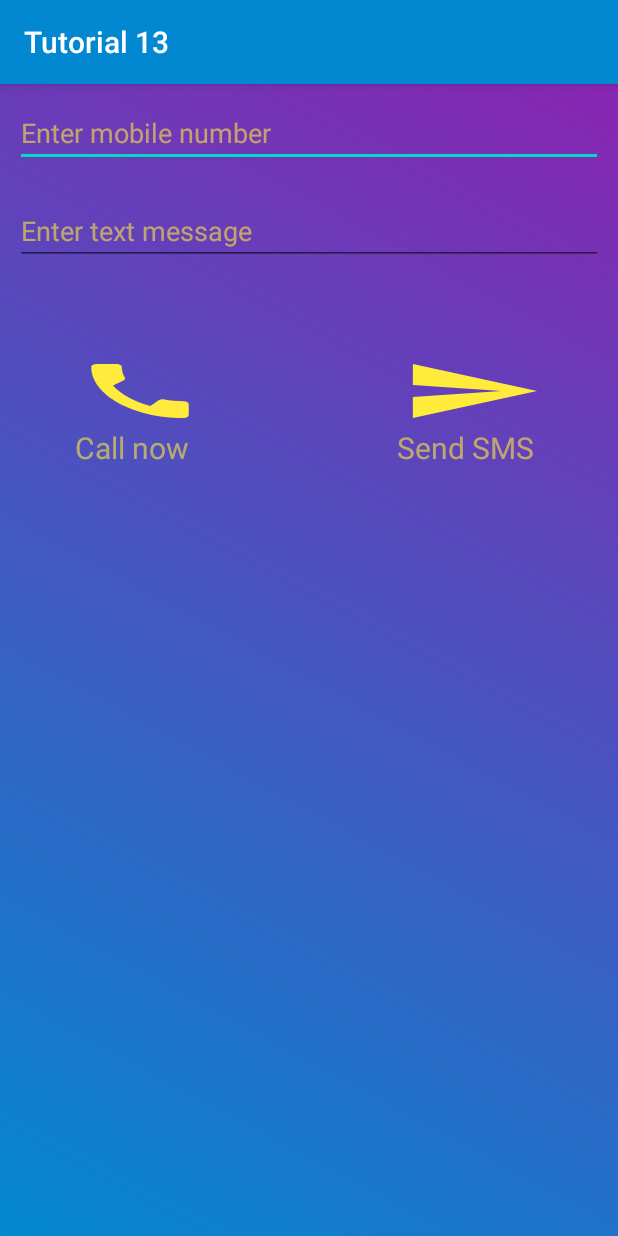
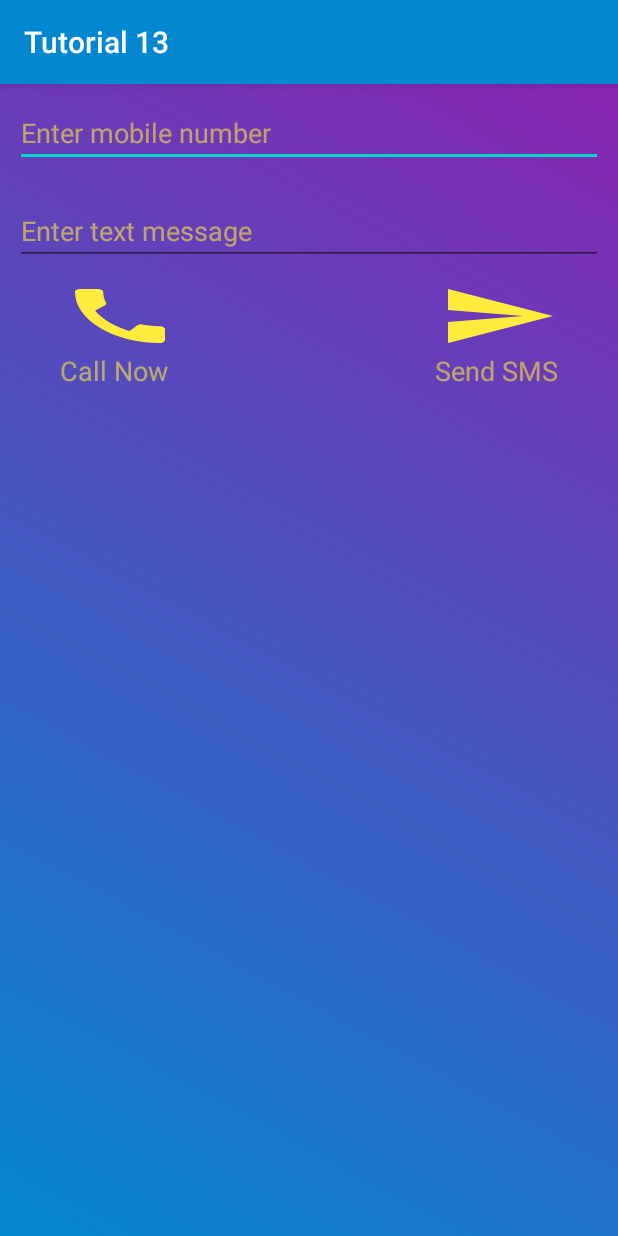
Before and after one commit to TheChiragRathod/Android_Tutorial_13, an Android app: the screen it shows after launch (MainActivity), on a phone screen of 412 x 824 dp. Run offline under Robolectric (Android 15) with nearby library versions, the phone set to English and light mode, and no system bars.

Commit message:
fixed buttons layouts.

```diff
--- a/app/src/main/res/layout/activity_main.xml
+++ b/app/src/main/res/layout/activity_main.xml
@@ -38,65 +38,54 @@
             android:textColor="@color/colorText"
             android:textColorHint="@color/colorTextHidden" />
 
-        <LinearLayout
+
+        <RelativeLayout
             android:layout_width="match_parent"
-            android:layout_height="wrap_content"
-            android:layout_marginTop="50dp"
-            android:orientation="horizontal">
+            android:layout_height="wrap_content">
 
             <Button
-                android:id="@+id/button2"
+                android:id="@+id/btnCall"
                 android:layout_width="80dp"
                 android:layout_height="wrap_content"
-                android:layout_marginLeft="50dp"
-                android:layout_weight="1"
+                android:layout_alignParentLeft="true"
+                android:layout_marginLeft="40dp"
                 android:background="@drawable/icon_call" />
 
-            <Space
-                android:layout_width="124dp"
-                android:layout_height="match_parent"
-                android:layout_weight="1" />
+            <Button
+                android:id="@+id/btnSMS"
+                android:layout_width="80dp"
+                android:layout_height="wrap_content"
 
-            <Button
-                android:id="@+id/button3"
+                android:layout_alignParentRight="true"
+                android:layout_marginRight="40dp"
+                android:background="@drawable/icon_send_sms" />
+
+        </RelativeLayout>
+
+        <RelativeLayout
+            android:layout_width="match_parent"
+            android:layout_height="match_parent">
+
+            <TextView
+                android:id="@+id/textView8"
                 android:layout_width="wrap_content"
                 android:layout_height="wrap_content"
-                android:layout_marginRight="50dp"
-                android:layout_weight="1"
-                android:background="@drawable/icon_send_sms" />
-        </LinearLayout>
-
-        <LinearLayout
-            android:layout_width="match_parent"
-            android:layout_height="wrap_content"
-            android:orientation="horizontal">
+                android:layout_alignParentLeft="true"
+                android:layout_marginLeft="40dp"
+                android:text="Call Now"
+                android:textColor="@color/colorTextHidden"
+                android:textSize="18sp" />
 
             <TextView
-                android:id="@+id/txthintCall"
-                android:layout_width="80dp"
-                android:layout_height="wrap_content"
-                android:layout_marginLeft="50dp"
-                android:layout_weight="1"
-                android:text="Call now"
-                android:textColor="@color/colorTextHidden"
-                android:textColorHint="@color/colorTextHidden"
-                android:textSize="20dp" />
-
-            <Space
-                android:layout_width="124dp"
-                android:layout_height="match_parent"
-                android:layout_weight="1" />
-
-            <TextView
-                android:id="@+id/txthintSMS"
+                android:id="@+id/textView9"
                 android:layout_width="wrap_content"
                 android:layout_height="wrap_content"
-                android:layout_marginRight="50dp"
-                android:layout_weight="1"
+                android:layout_alignParentRight="true"
+                android:layout_marginRight="40dp"
                 android:text="Send SMS"
                 android:textColor="@color/colorTextHidden"
-                android:textSize="20dp" />
-        </LinearLayout>
+                android:textSize="18sp" />
+        </RelativeLayout>
 
     </LinearLayout>
 </androidx.constraintlayout.widget.ConstraintLayout>
```
